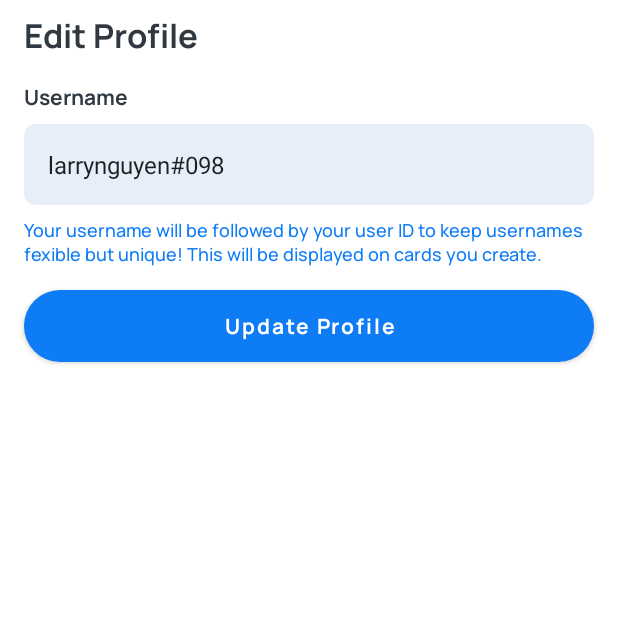
After one commit to megarage9000/SFU_Quizlet, an Android app: the fragment EditProfileFragment shown on its own in the app's theme, on a phone screen of 412 x 824 dp, the top half of it. The commit adds this screen. Run offline under Robolectric (Android 15) with nearby library versions, the phone set to English and light mode, and no system bars.

Commit message:
Created edit profile fragment

```diff
--- /dev/null
+++ b/app/src/main/java/com/example/sfuquizlet/EditProfileFragment.kt
@@ -0,0 +1,59 @@
+package com.example.sfuquizlet
+
+import android.os.Bundle
+import androidx.fragment.app.Fragment
+import android.view.LayoutInflater
+import android.view.View
+import android.view.ViewGroup
+
+// TODO: Rename parameter arguments, choose names that match
+// the fragment initialization parameters, e.g. ARG_ITEM_NUMBER
+private const val ARG_PARAM1 = "param1"
+private const val ARG_PARAM2 = "param2"
+
+/**
+ * A simple [Fragment] subclass.
+ * Use the [EditProfileFragment.newInstance] factory method to
+ * create an instance of this fragment.
+ */
+class EditProfileFragment : Fragment() {
+    // TODO: Rename and change types of parameters
+    private var param1: String? = null
+    private var param2: String? = null
+
+    override fun onCreate(savedInstanceState: Bundle?) {
+        super.onCreate(savedInstanceState)
+        arguments?.let {
+            param1 = it.getString(ARG_PARAM1)
+            param2 = it.getString(ARG_PARAM2)
+        }
+    }
+
+    override fun onCreateView(
+        inflater: LayoutInflater, container: ViewGroup?,
+        savedInstanceState: Bundle?
+    ): View? {
+        // Inflate the layout for this fragment
+        return inflater.inflate(R.layout.fragment_edit_profile, container, false)
+    }
+
+    companion object {
+        /**
+         * Use this factory method to create a new instance of
+         * this fragment using the provided parameters.
+         *
+         * @param param1 Parameter 1.
+         * @param param2 Parameter 2.
+         * @return A new instance of fragment EditProfileFragment.
+         */
+        // TODO: Rename and change types and number of parameters
+        @JvmStatic
+        fun newInstance(param1: String, param2: String) =
+            EditProfileFragment().apply {
+                arguments = Bundle().apply {
+                    putString(ARG_PARAM1, param1)
+                    putString(ARG_PARAM2, param2)
+                }
+            }
+    }
+}
--- /dev/null
+++ b/app/src/main/res/layout/fragment_edit_profile.xml
@@ -0,0 +1,92 @@
+<?xml version="1.0" encoding="utf-8"?>
+<androidx.constraintlayout.widget.ConstraintLayout xmlns:android="http://schemas.android.com/apk/res/android"
+    xmlns:app="http://schemas.android.com/apk/res-auto"
+    xmlns:tools="http://schemas.android.com/tools"
+    android:layout_width="match_parent"
+    android:layout_height="match_parent"
+    tools:context=".EditProfileFragment">
+
+    <!-- TODO: Update blank fragment layout -->
+    <TextView
+        android:id="@+id/textView5"
+        android:layout_width="wrap_content"
+        android:layout_height="wrap_content"
+        android:layout_marginStart="16dp"
+        android:layout_marginTop="8dp"
+        android:layout_marginEnd="16dp"
+        android:fontFamily="@font/manrope_bold"
+        android:text="Edit Profile"
+        android:textColor="@color/dark_grey"
+        android:textSize="22sp"
+        app:layout_constraintEnd_toEndOf="parent"
+        app:layout_constraintHorizontal_bias="0.0"
+        app:layout_constraintStart_toStartOf="parent"
+        app:layout_constraintTop_toTopOf="parent" />
+
+    <TextView
+        android:id="@+id/textView10"
+        android:layout_width="wrap_content"
+        android:layout_height="wrap_content"
+        android:layout_marginStart="16dp"
+        android:layout_marginTop="16dp"
+        android:layout_marginEnd="16dp"
+        android:fontFamily="@font/manrope_bold"
+        android:text="Username"
+        android:textColor="@color/dark_grey"
+        app:layout_constraintEnd_toEndOf="parent"
+        app:layout_constraintHorizontal_bias="0.0"
+        app:layout_constraintStart_toStartOf="parent"
+        app:layout_constraintTop_toBottomOf="@+id/textView5" />
+
+    <EditText
+        android:id="@+id/editTextTextPersonName"
+        android:layout_width="0dp"
+        android:layout_height="wrap_content"
+        android:layout_marginStart="16dp"
+        android:layout_marginTop="8dp"
+        android:layout_marginEnd="16dp"
+        android:background="@drawable/flair_bg"
+        android:ems="10"
+        android:inputType="textPersonName"
+        android:paddingHorizontal="16dp"
+        android:paddingVertical="16dp"
+        android:text="larrynguyen#098"
+        android:textSize="16sp"
+        app:layout_constraintEnd_toEndOf="parent"
+        app:layout_constraintHorizontal_bias="0.0"
+        app:layout_constraintStart_toStartOf="parent"
+        app:layout_constraintTop_toBottomOf="@+id/textView10" />
+
+    <TextView
+        android:id="@+id/textView11"
+        android:layout_width="0dp"
+        android:layout_height="wrap_content"
+        android:layout_marginStart="16dp"
+        android:layout_marginTop="8dp"
+        android:layout_marginEnd="16dp"
+        android:fontFamily="@font/manrope_medium"
+        android:text="Your username will be followed by your user ID to keep usernames fexible but unique! This will be displayed on cards you create."
+        android:textColor="@color/blue"
+        android:textSize="12sp"
+        app:layout_constraintEnd_toEndOf="parent"
+        app:layout_constraintHorizontal_bias="0.0"
+        app:layout_constraintStart_toStartOf="parent"
+        app:layout_constraintTop_toBottomOf="@+id/editTextTextPersonName" />
+
+    <Button
+        android:id="@+id/button3"
+        android:layout_width="0dp"
+        android:layout_height="wrap_content"
+        android:layout_marginStart="16dp"
+        android:layout_marginTop="16dp"
+        android:layout_marginEnd="16dp"
+        android:background="@drawable/button_bg"
+        android:fontFamily="@font/manrope_bold"
+        android:text="Update Profile"
+        android:textAllCaps="false"
+        app:layout_constraintEnd_toEndOf="parent"
+        app:layout_constraintHorizontal_bias="0.0"
+        app:layout_constraintStart_toStartOf="parent"
+        app:layout_constraintTop_toBottomOf="@+id/textView11" />
+
+</androidx.constraintlayout.widget.ConstraintLayout>
--- a/app/src/main/res/values/strings.xml
+++ b/app/src/main/res/values/strings.xml
@@ -1,3 +1,5 @@
 <resources>
     <string name="app_name">SFUQuizlet</string>
+    <!-- TODO: Remove or change this placeholder text -->
+    <string name="hello_blank_fragment">Hello blank fragment</string>
 </resources>
```
